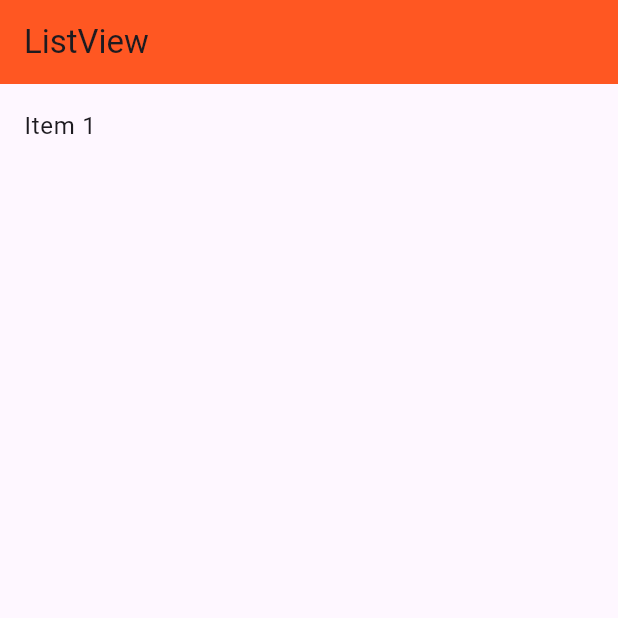
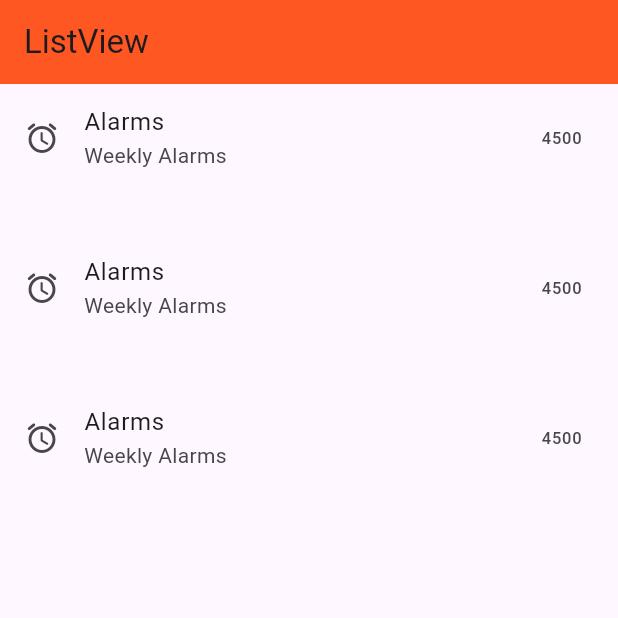
Before and after one commit to KHALEDKHLYAN/Flutter_Widgets, a Flutter app: the screen it shows after launch, on a phone screen of 412 x 824 dp, the top half of it. Run offline on Flutter 3.47's test engine with Material 3 defaults, Android fonts, the phone set to English and light mode, and no system bars.

Commit message:
widget builder

```diff
--- a/lib/list_view.dart
+++ b/lib/list_view.dart
@@ -12,17 +12,34 @@ class MyListView extends StatelessWidget {
         appBar: AppBar(
           title: const Text('ListView'),
           backgroundColor: Colors.deepOrange,
-      ),
-      body: Container(
-        child: ListView(
+        ),
+        body: ListView(
+          itemExtent: 100.0,
           children: [
-            ListTile(title: Text("Item 1")),
+            ListTile(
+              leading: const Icon(Icons.alarm_rounded),
+              title: const Text("Alarms"),
+              subtitle: const Text('Weekly Alarms'),
+              trailing: const Text('4500'),
+              onTap: () {},
+            ),
+            ListTile(
+              leading: const Icon(Icons.alarm_rounded),
+              title: const Text("Alarms"),
+              subtitle: const Text('Weekly Alarms'),
+              trailing: const Text('4500'),
+              onTap: () {},
+            ),
+            ListTile(
+              leading: const Icon(Icons.alarm_rounded),
+              title: const Text("Alarms"),
+              subtitle: const Text('Weekly Alarms'),
+              trailing: const Text('4500'),
+              onTap: () {},
+            ),
           ],
         ),
       ),
-      ),
-
-      )
-      ;
+    );
   }
 }
```
